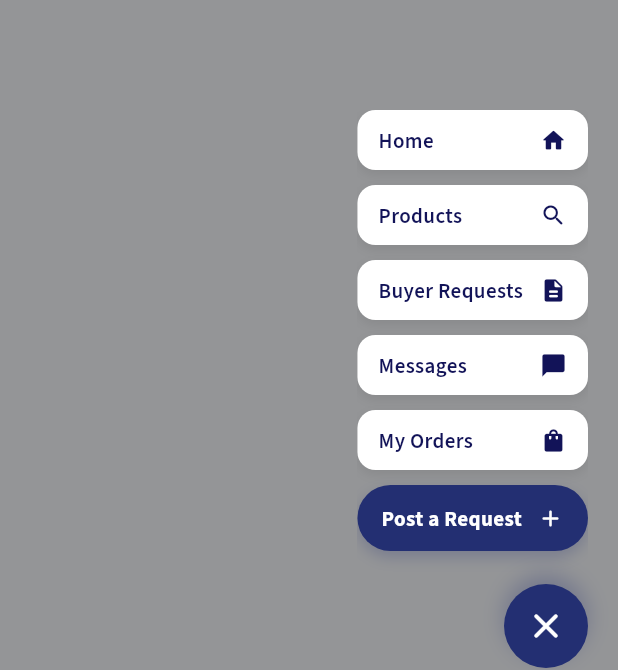
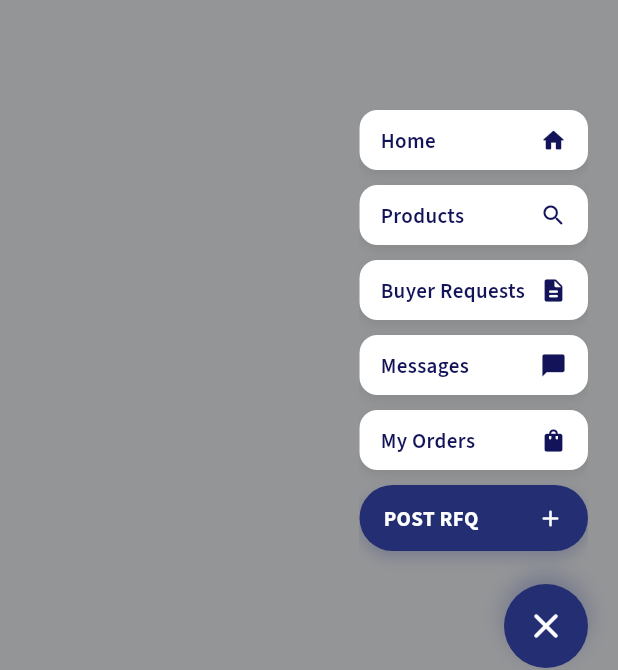
Before and after one commit to bhadreshAtjq/Jaxmart_monorepo, a Flutter app: the AppShell screen opened directly with empty values, after a tap on the "add" icon, on a phone screen of 412 x 824 dp. Shown: the part 532-1202 px from the top of the screen. Run offline on Flutter 3.47's test engine with Material 3 defaults, Android fonts, the phone set to English and light mode, and no system bars; our stand-ins replace cached_network_image, dio, equatable, file_picker, flutter_bloc, flutter_secure_storage and 4 more; accounts and stored records are empty; project files that could hold a hidden picture were left out.

Commit message:
Standardized the floating action menu by introducing **POST RFQ** as the primary quick action across both Buying and Selling views. Added seller-side RFQ creation access, renamed the buying action for consistency, and unified navigation to the RFQ creation flow.

```diff
--- a/mobile/lib/src/ui/widgets.dart
+++ b/mobile/lib/src/ui/widgets.dart
@@ -1408,6 +1408,7 @@ class _FloatingActionMenuState extends State<FloatingActionMenu> with SingleTick
             {'label': 'Buyer Requests', 'path': '/seller/rfq-inbox', 'icon': Icons.inbox_rounded},
             {'label': 'My Products', 'path': '/seller/listings', 'icon': Icons.storefront_rounded},
             {'label': 'My Orders', 'path': '/orders?role=seller', 'icon': Icons.shopping_bag_rounded},
+            {'label': 'POST RFQ', 'path': '/rfq/create', 'icon': Icons.add_rounded, 'isAction': true},
             {'label': 'Profile', 'path': '/profile', 'icon': Icons.person_rounded},
             {'label': 'Home (Buying)', 'path': '/home', 'icon': Icons.home_rounded},
           ]
@@ -1417,7 +1418,7 @@ class _FloatingActionMenuState extends State<FloatingActionMenu> with SingleTick
             {'label': 'Buyer Requests', 'path': '/rfq', 'icon': Icons.description_rounded},
             {'label': 'Messages', 'path': '/messages', 'icon': Icons.chat_bubble_rounded},
             {'label': 'My Orders', 'path': '/orders', 'icon': Icons.shopping_bag_rounded},
-            {'label': 'Post a Request', 'path': '/rfq/create', 'icon': Icons.add_rounded, 'isAction': true},
+            {'label': 'POST RFQ', 'path': '/rfq/create', 'icon': Icons.add_rounded, 'isAction': true},
             if (isSeller)
               {'label': 'Dashboard', 'path': '/seller/dashboard', 'icon': Icons.dashboard_rounded},
           ];
```
